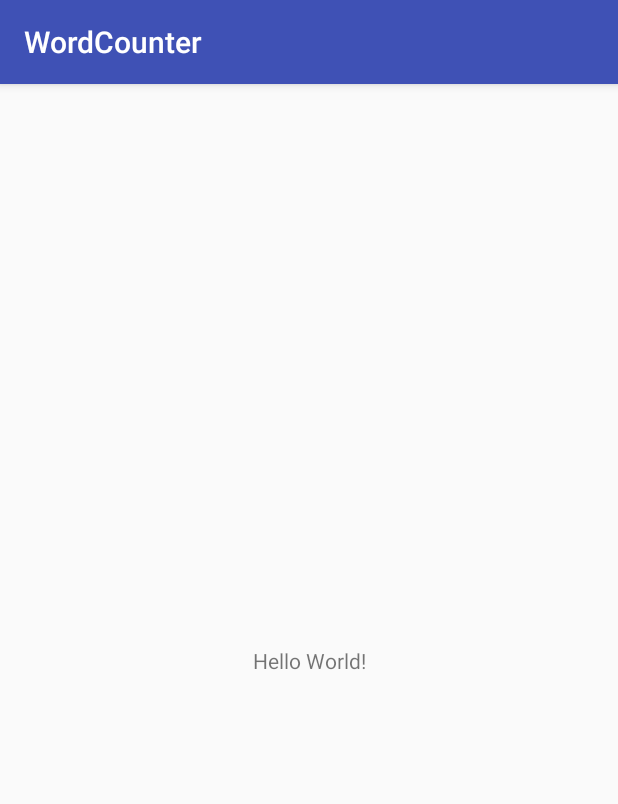
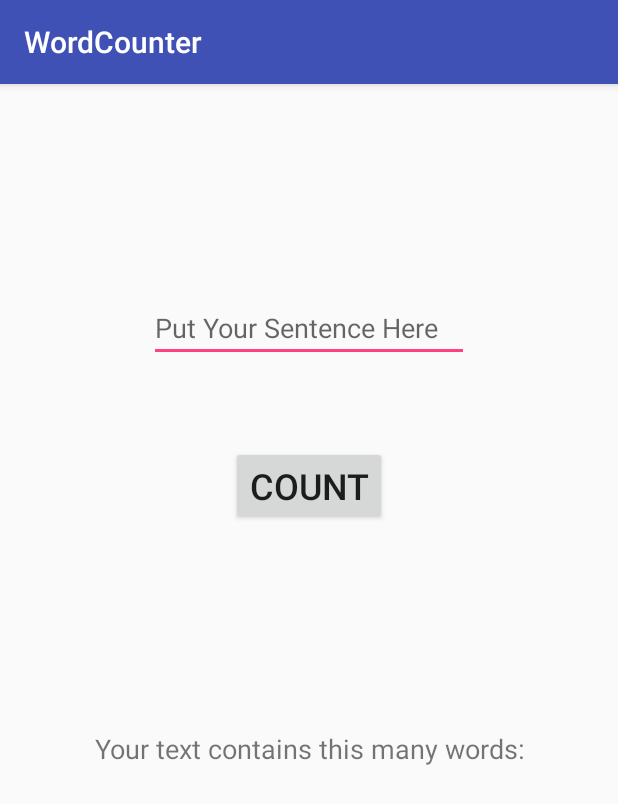
Before and after one commit to this-is-simon/cc_w8d1_android_WordCounter, an Android app: the screen it shows after launch (WordCountActivity), on a phone screen of 412 x 824 dp. Shown: the top 804 px of the screen. Run offline under Robolectric (Android 15) with nearby library versions, the phone set to English and light mode, and no system bars.

```diff
--- a/app/src/main/java/wordcounter/codeclan/com/wordcounter/WordCountActivity.java
+++ b/app/src/main/java/wordcounter/codeclan/com/wordcounter/WordCountActivity.java
@@ -2,12 +2,34 @@ package wordcounter.codeclan.com.wordcounter;
 
 import android.support.v7.app.AppCompatActivity;
 import android.os.Bundle;
+import android.view.View;
+import android.widget.Button;
+import android.widget.EditText;
+import android.widget.TextView;
 
 public class WordCountActivity extends AppCompatActivity {
+
+    private EditText inputParagraph;
+    private TextView outputWordcountNumber;
+    private Button button;
+    private WordCounter wordCounter1;
 
     @Override
     protected void onCreate(Bundle savedInstanceState) {
         super.onCreate(savedInstanceState);
         setContentView(R.layout.activity_word_count);
+
+        inputParagraph = findViewById(R.id.inputParagraphID);
+        outputWordcountNumber = findViewById( R.id.outputWordcountNumberID);
+        button = findViewById(R.id.buttonID);
     }
+
+    public void onButtonClicked(View button){
+
+        String paragraph = inputParagraph.getText().toString();
+        int wordsCounted = wordCounter1.countWords(paragraph);
+        outputWordcountNumber.setText(wordsCounted);
+    }
+
+
 }
--- a/app/src/main/java/wordcounter/codeclan/com/wordcounter/WordCounter.java
+++ b/app/src/main/java/wordcounter/codeclan/com/wordcounter/WordCounter.java
@@ -11,4 +11,6 @@ public class WordCounter {
     }
 
 
+
+
 }
--- a/app/src/main/res/layout/activity_word_count.xml
+++ b/app/src/main/res/layout/activity_word_count.xml
@@ -7,12 +7,56 @@
     tools:context=".WordCountActivity">
 
     <TextView
+        android:id="@+id/outputWordcountNumberID"
+        android:layout_width="wrap_content"
+        android:layout_height="54dp"
+        android:layout_marginBottom="8dp"
+        android:layout_marginEnd="8dp"
+        android:layout_marginLeft="8dp"
+        android:layout_marginRight="8dp"
+        android:layout_marginStart="8dp"
+        android:layout_marginTop="8dp"
+        android:text="Your text contains this many words:"
+        android:textSize="18sp"
+        app:layout_constraintBottom_toBottomOf="parent"
+        app:layout_constraintEnd_toEndOf="parent"
+        app:layout_constraintHorizontal_bias="0.505"
+        app:layout_constraintLeft_toLeftOf="parent"
+        app:layout_constraintRight_toRightOf="parent"
+        app:layout_constraintStart_toStartOf="parent"
+        app:layout_constraintTop_toBottomOf="@+id/buttonID"
+        app:layout_constraintVertical_bias="0.319" />
+
+    <EditText
+        android:id="@+id/inputParagraphID"
         android:layout_width="wrap_content"
         android:layout_height="wrap_content"
-        android:text="Hello World!"
-        app:layout_constraintBottom_toBottomOf="parent"
-        app:layout_constraintLeft_toLeftOf="parent"
-        app:layout_constraintRight_toRightOf="parent"
+        android:layout_marginEnd="8dp"
+        android:layout_marginLeft="8dp"
+        android:layout_marginRight="8dp"
+        android:layout_marginStart="8dp"
+        android:layout_marginTop="140dp"
+        android:ems="10"
+        android:hint="Put Your Sentence Here"
+        android:inputType="text"
+        app:layout_constraintEnd_toEndOf="parent"
+        app:layout_constraintStart_toStartOf="parent"
         app:layout_constraintTop_toTopOf="parent" />
 
+    <Button
+        android:id="@+id/buttonID"
+        android:layout_width="wrap_content"
+        android:layout_height="wrap_content"
+        android:layout_marginEnd="8dp"
+        android:layout_marginLeft="8dp"
+        android:layout_marginRight="8dp"
+        android:layout_marginStart="8dp"
+        android:layout_marginTop="56dp"
+        android:onClick="onButtonClicked"
+        android:text="COUNT"
+        android:textSize="24sp"
+        app:layout_constraintEnd_toEndOf="parent"
+        app:layout_constraintStart_toStartOf="parent"
+        app:layout_constraintTop_toBottomOf="@+id/inputParagraphID" />
+
 </android.support.constraint.ConstraintLayout>
```
